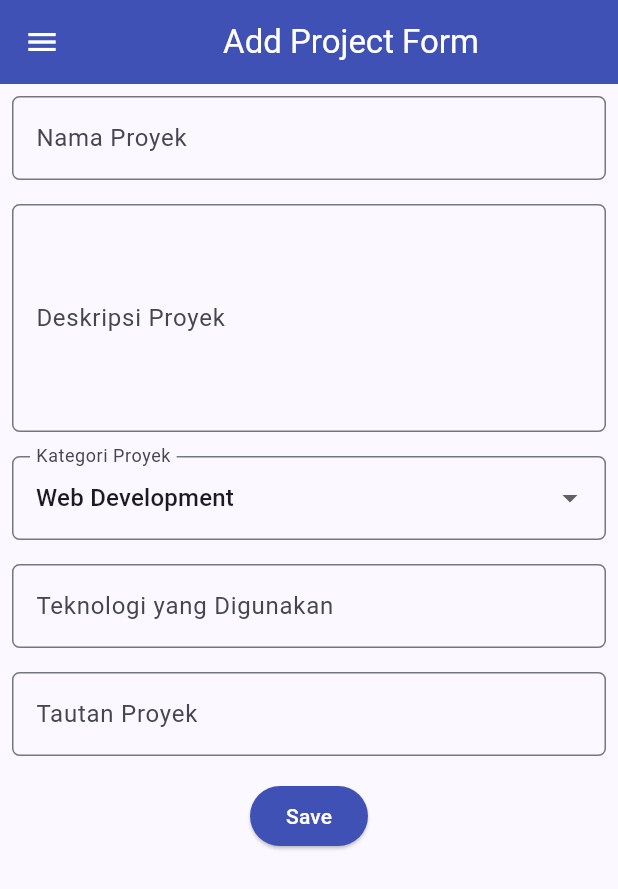
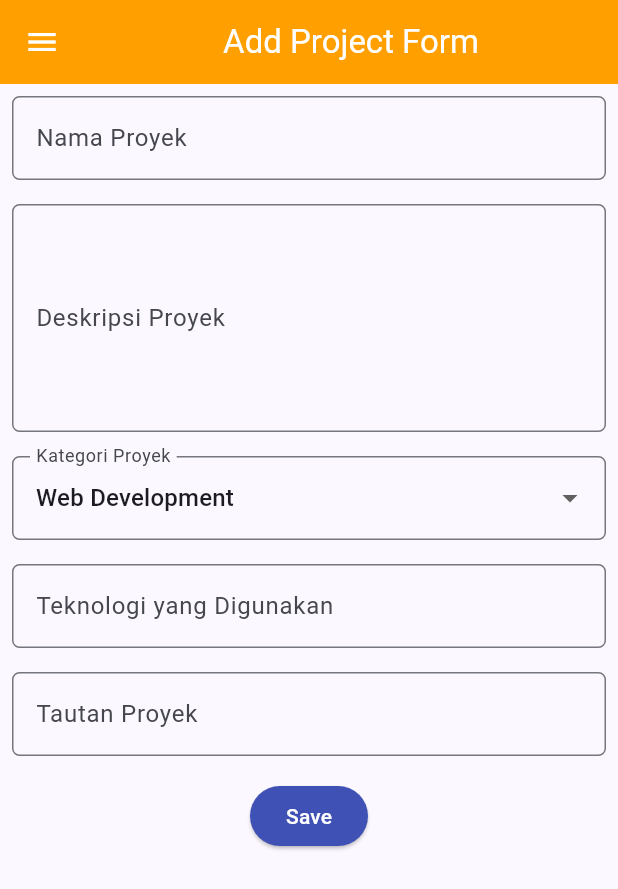
Before and after one commit to d-T0x/myportfolio_mobile, a Flutter app: the ExperienceFormPage screen opened directly, in the side drawer, after a tap on "Add Project", on a phone screen of 412 x 824 dp. Shown: the top 889 px of the screen. Run offline on Flutter 3.47's test engine with Material 3 defaults, Android fonts, the phone set to English and light mode, and no system bars.

Commit message:
feat: change appbar form color

```diff
--- a/lib/screens/experience_form.dart
+++ b/lib/screens/experience_form.dart
@@ -30,7 +30,7 @@ class _ExperienceFormPageState extends State<ExperienceFormPage> {
     return Scaffold(
       appBar: AppBar(
         title: const Center(child: Text('Add Experience Form')),
-        backgroundColor: Colors.indigo,
+        backgroundColor: Theme.of(context).colorScheme.secondary,
         foregroundColor: Colors.white,
       ),
       drawer: const LeftDrawer(),
--- a/lib/screens/project_form.dart
+++ b/lib/screens/project_form.dart
@@ -30,7 +30,7 @@ class _ProjectFormPageState extends State<ProjectFormPage> {
     return Scaffold(
       appBar: AppBar(
         title: const Center(child: Text('Add Project Form')),
-        backgroundColor: Colors.indigo,
+        backgroundColor: Theme.of(context).colorScheme.secondary,
         foregroundColor: Colors.white,
       ),
       drawer: const LeftDrawer(),
```
